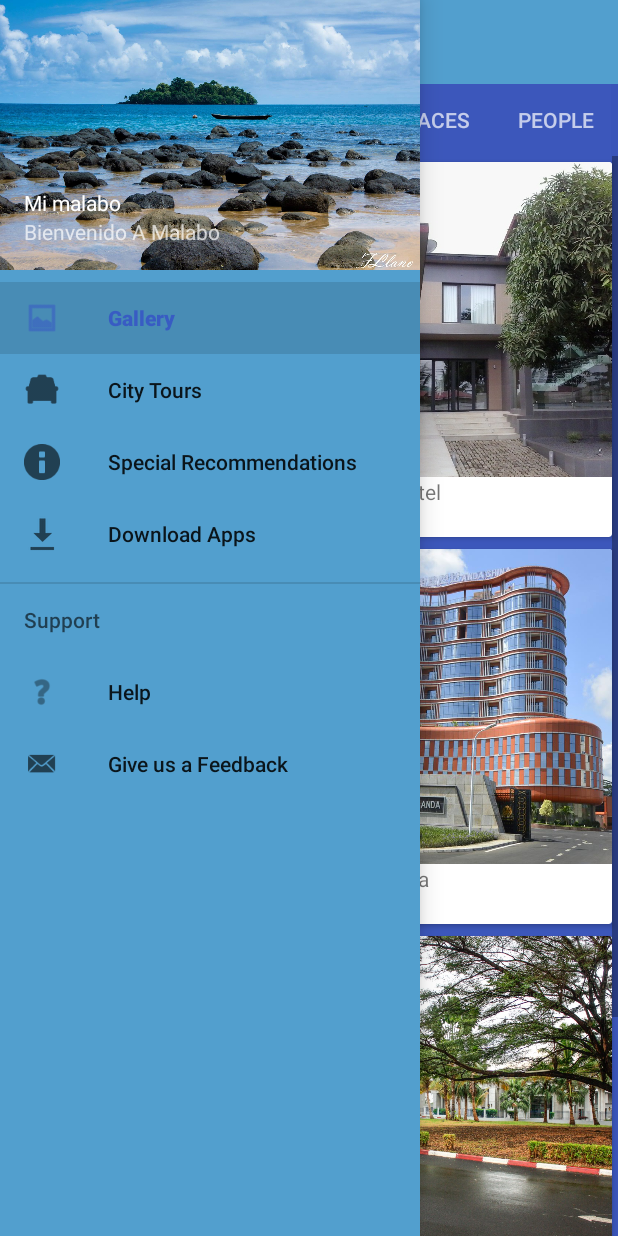
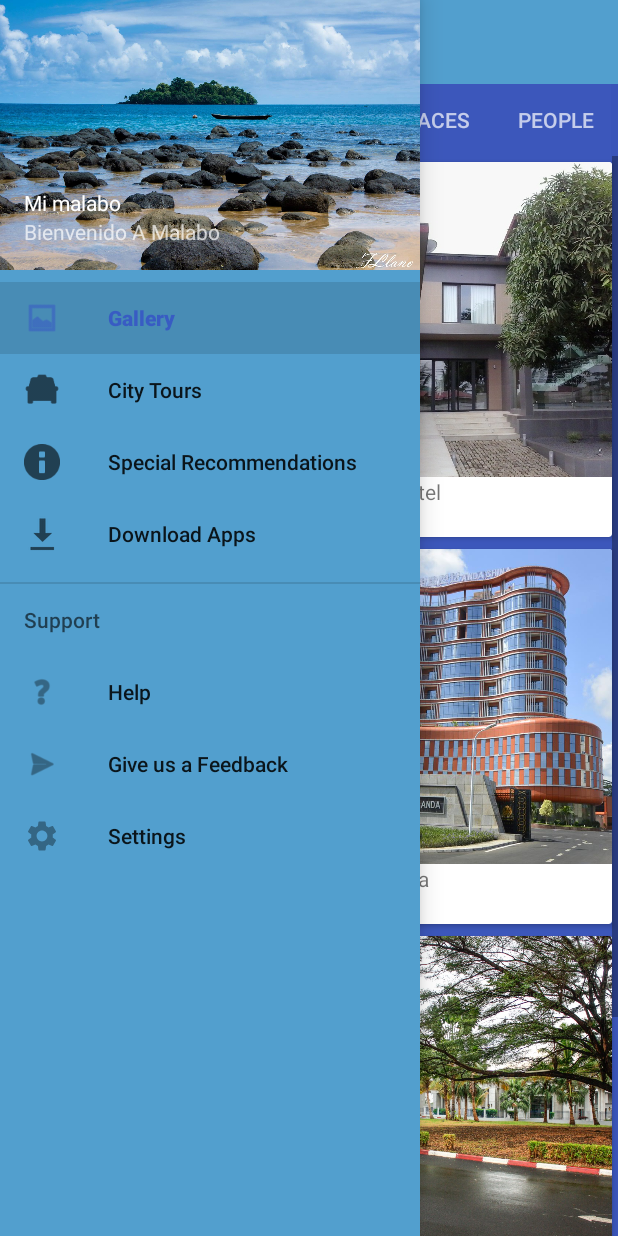
Before and after one commit to francisco50/Mimalabo, an Android app: the PlacesActivity screen opened directly, with no data from a screen before it, with the side drawer open, on a phone screen of 412 x 824 dp. Run offline under Robolectric (Android 15) with nearby library versions, the phone set to English and light mode, and no system bars.

```diff
--- a/app/build.gradle
+++ b/app/build.gradle
@@ -24,6 +24,7 @@
     implementation 'androidx.appcompat:appcompat:1.1.0'
     implementation 'androidx.constraintlayout:constraintlayout:1.1.3'
     implementation 'androidx.legacy:legacy-support-v4:1.0.0'
+    implementation 'androidx.preference:preference:1.1.0'
     testImplementation 'junit:junit:4.13'
     androidTestImplementation 'androidx.test.ext:junit:1.1.1'
     androidTestImplementation 'androidx.test.espresso:espresso-core:3.2.0'
--- a/app/src/main/AndroidManifest.xml
+++ b/app/src/main/AndroidManifest.xml
@@ -9,7 +9,10 @@
         android:roundIcon="@mipmap/ic_launcher_round"
         android:supportsRtl="true"
         android:theme="@style/AppTheme">
-        <activity android:name=".RecommendationActivity"></activity>
+        <activity
+            android:name=".SettingsActivity"
+            android:label="@string/title_activity_settings"></activity>
+        <activity android:name=".RecommendationActivity" />
         <activity android:name=".CityToursActivity" />
         <activity android:name=".PictureGalleryActivity" />
         <activity android:name=".MoreAppsActivity" />
--- a/app/src/main/java/com/example/mimalabo/MainActivity.java
+++ b/app/src/main/java/com/example/mimalabo/MainActivity.java
@@ -17,9 +17,7 @@
         super.onCreate(savedInstanceState);
         setContentView(R.layout.activity_main);
 
-       /* Toolbar toolbar = (Toolbar)findViewById(R.id.toolbar);
-        setSupportActionBar(toolbar);
-        ActionBar actionBar = getSupportActionBar();*/
+
     }
 
 
--- /dev/null
+++ b/app/src/main/res/drawable-anydpi/ic_menu_settings.xml
@@ -0,0 +1,11 @@
+<vector xmlns:android="http://schemas.android.com/apk/res/android"
+    android:width="24dp"
+    android:height="24dp"
+    android:viewportWidth="24"
+    android:viewportHeight="24"
+    android:tint="#333333"
+    android:alpha="0.6">
+  <path
+      android:fillColor="@android:color/white"
+      android:pathData="M19.14,12.94c0.04,-0.3 0.06,-0.61 0.06,-0.94c0,-0.32 -0.02,-0.64 -0.07,-0.94l2.03,-1.58c0.18,-0.14 0.23,-0.41 0.12,-0.61l-1.92,-3.32c-0.12,-0.22 -0.37,-0.29 -0.59,-0.22l-2.39,0.96c-0.5,-0.38 -1.03,-0.7 -1.62,-0.94L14.4,2.81c-0.04,-0.24 -0.24,-0.41 -0.48,-0.41h-3.84c-0.24,0 -0.43,0.17 -0.47,0.41L9.25,5.35C8.66,5.59 8.12,5.92 7.63,6.29L5.24,5.33c-0.22,-0.08 -0.47,0 -0.59,0.22L2.74,8.87C2.62,9.08 2.66,9.34 2.86,9.48l2.03,1.58C4.84,11.36 4.8,11.69 4.8,12s0.02,0.64 0.07,0.94l-2.03,1.58c-0.18,0.14 -0.23,0.41 -0.12,0.61l1.92,3.32c0.12,0.22 0.37,0.29 0.59,0.22l2.39,-0.96c0.5,0.38 1.03,0.7 1.62,0.94l0.36,2.54c0.05,0.24 0.24,0.41 0.48,0.41h3.84c0.24,0 0.44,-0.17 0.47,-0.41l0.36,-2.54c0.59,-0.24 1.13,-0.56 1.62,-0.94l2.39,0.96c0.22,0.08 0.47,0 0.59,-0.22l1.92,-3.32c0.12,-0.22 0.07,-0.47 -0.12,-0.61L19.14,12.94zM12,15.6c-1.98,0 -3.6,-1.62 -3.6,-3.6s1.62,-3.6 3.6,-3.6s3.6,1.62 3.6,3.6S13.98,15.6 12,15.6z"/>
+</vector>
--- /dev/null
+++ b/app/src/main/res/drawable/ic_menu_settings.xml
@@ -0,0 +1,10 @@
+<vector xmlns:android="http://schemas.android.com/apk/res/android"
+    android:width="24dp"
+    android:height="24dp"
+    android:viewportWidth="24"
+    android:viewportHeight="24"
+    android:tint="?attr/colorControlNormal">
+  <path
+      android:fillColor="@android:color/white"
+      android:pathData="M19.14,12.94c0.04,-0.3 0.06,-0.61 0.06,-0.94c0,-0.32 -0.02,-0.64 -0.07,-0.94l2.03,-1.58c0.18,-0.14 0.23,-0.41 0.12,-0.61l-1.92,-3.32c-0.12,-0.22 -0.37,-0.29 -0.59,-0.22l-2.39,0.96c-0.5,-0.38 -1.03,-0.7 -1.62,-0.94L14.4,2.81c-0.04,-0.24 -0.24,-0.41 -0.48,-0.41h-3.84c-0.24,0 -0.43,0.17 -0.47,0.41L9.25,5.35C8.66,5.59 8.12,5.92 7.63,6.29L5.24,5.33c-0.22,-0.08 -0.47,0 -0.59,0.22L2.74,8.87C2.62,9.08 2.66,9.34 2.86,9.48l2.03,1.58C4.84,11.36 4.8,11.69 4.8,12s0.02,0.64 0.07,0.94l-2.03,1.58c-0.18,0.14 -0.23,0.41 -0.12,0.61l1.92,3.32c0.12,0.22 0.37,0.29 0.59,0.22l2.39,-0.96c0.5,0.38 1.03,0.7 1.62,0.94l0.36,2.54c0.05,0.24 0.24,0.41 0.48,0.41h3.84c0.24,0 0.44,-0.17 0.47,-0.41l0.36,-2.54c0.59,-0.24 1.13,-0.56 1.62,-0.94l2.39,0.96c0.22,0.08 0.47,0 0.59,-0.22l1.92,-3.32c0.12,-0.22 0.07,-0.47 -0.12,-0.61L19.14,12.94zM12,15.6c-1.98,0 -3.6,-1.62 -3.6,-3.6s1.62,-3.6 3.6,-3.6s3.6,1.62 3.6,3.6S13.98,15.6 12,15.6z"/>
+</vector>
--- a/app/src/main/res/menu/menu_nav.xml
+++ b/app/src/main/res/menu/menu_nav.xml
@@ -33,8 +33,13 @@
 
             <item
                 android:id="@+id/nav_feedback"
-                android:icon="@android:drawable/sym_action_email"
+                android:icon="@android:drawable/ic_menu_send"
                 android:title="@string/feedback"/>
+
+            <item
+                android:id="@+id/nav_settings"
+                android:icon="@drawable/ic_menu_settings"
+                android:title="@string/settings"/>
         </menu>
 
     </item>
```
Also changed, not shown: app/src/main/java/com/example/mimalabo/PlacesActivity.java (+6 -1 lines), app/src/main/java/com/example/mimalabo/SettingsActivity.java (added, +31 -0 lines), app/src/main/res/layout/settings_activity.xml (added, +9 -0 lines), app/src/main/res/values/arrays.xml (added, +12 -0 lines), app/src/main/res/values/strings.xml (+17 -0 lines), app/src/main/res/xml/root_preferences.xml (added, +35 -0 lines), app/src/main/res/drawable-hdpi/ic_menu_settings.png (added), app/src/main/res/drawable-mdpi/ic_menu_settings.png (added), app/src/main/res/drawable-xhdpi/ic_menu_settings.png (added), app/src/main/res/drawable-xxhdpi/ic_menu_settings.png (added).
